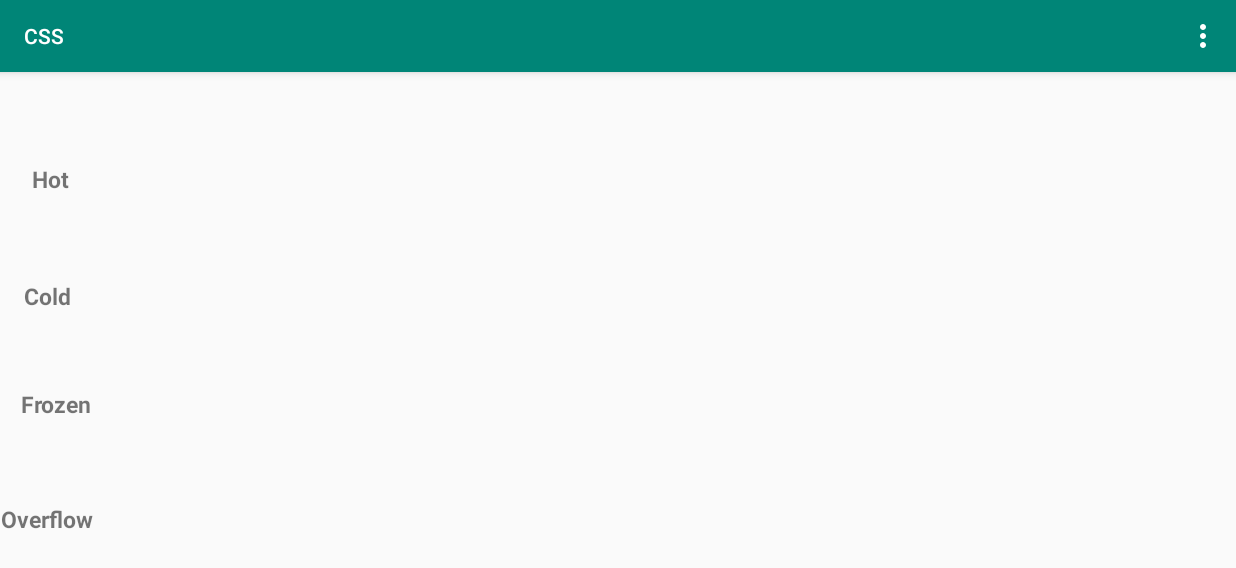
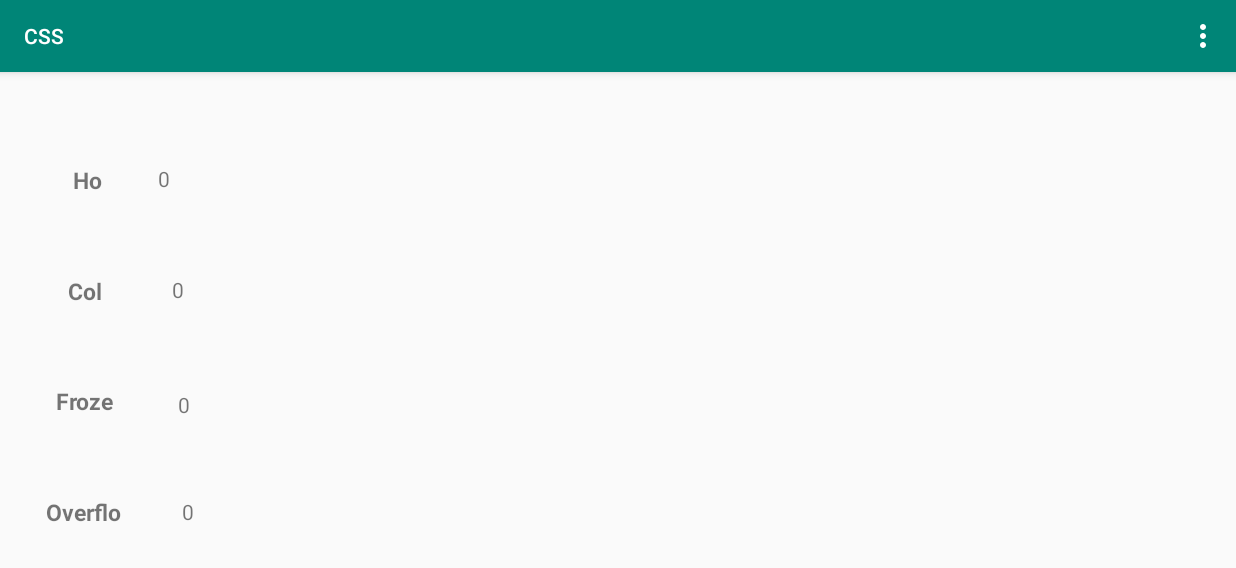
Before and after one commit to olegzil/OrderingSystem, an Android app: the screen it shows after launch (MainActivity), on a phone screen of 824 x 412 dp (held sideways). Shown: the top 568 px of the screen. Run offline under Robolectric (Android 15) with nearby library versions, the phone set to English and light mode, and no system bars; 2 statements that could not run were skipped.

Commit message:
fixed overflow count display

```diff
--- a/app/src/main/java/css/com/cloudkitchens/activities/MainActivity.kt
+++ b/app/src/main/java/css/com/cloudkitchens/activities/MainActivity.kt
@@ -11,6 +11,8 @@ import android.support.v7.widget.LinearLayoutManager
 import android.support.v7.widget.RecyclerView
 import android.view.Menu
 import android.view.MenuItem
+import android.widget.TextView
+import css.com.cloudkitchens.R
 import css.com.cloudkitchens.adapters.RecyclerViewAdapter
 import css.com.cloudkitchens.interfaces.RecyclerViewAdapterInterface
 import css.com.cloudkitchens.managers.ShelfManager
@@ -74,24 +76,36 @@ class MainActivity : AppCompatActivity(), ServiceConnection {
                             val adapter: RecyclerViewAdapterInterface =
                                 recyclerViewHot.adapter as RecyclerViewAdapterInterface
                             adapter.update(orders.shelfStatus)
+                            findViewById<TextView>(R.id.count_hot_id)?.let { count->
+                                count.text = orders.shelfStatus.size.toString()
+                            }
                         }
 
                         "cold" -> {
                             val adapter: RecyclerViewAdapterInterface =
                                 recyclerViewCold.adapter as RecyclerViewAdapterInterface
                             adapter.update(orders.shelfStatus)
+                            findViewById<TextView>(R.id.count_cold_id)?.let {count->
+                                count.text = orders.shelfStatus.size.toString()
+                            }
                         }
                         "frozen" -> {
                             val adapter: RecyclerViewAdapterInterface =
                                 recyclerViewFrozen.adapter as RecyclerViewAdapterInterface
                             adapter.update(orders.shelfStatus)
+                            findViewById<TextView>(R.id.count_frozen_id)?.let {count->
+                                count.text = orders.shelfStatus.size.toString()
+                            }
                         }
                         else -> printLog("unknown temperature: ${orders.orderSelector}")
                     }
                     if (orders.overFlow.isNotEmpty()) {
                         val adapter: RecyclerViewAdapterInterface =
                             recyclerViewOverFlow.adapter as RecyclerViewAdapterInterface
-                        adapter.update(orders.shelfStatus)
+                        adapter.update(orders.overFlow)
+                        findViewById<TextView>(R.id.count_overflow_id)?.let { count->
+                            count.text = orders.shelfStatus.size.toString()
+                        }
                     }
                 }
             })
--- a/app/src/main/java/css/com/cloudkitchens/adapters/RecyclerViewAdapter.kt
+++ b/app/src/main/java/css/com/cloudkitchens/adapters/RecyclerViewAdapter.kt
@@ -20,7 +20,6 @@ class RecyclerViewAdapter : RecyclerViewAdapterInterface, RecyclerView.Adapter<R
             val decayRate = itemView.findViewById<TextView>(R.id.order_decay_rate)
             val normalizedLife = itemView.findViewById<TextView>(R.id.order_normalized_life)
             val remainingLife = itemView.findViewById<TextView>(R.id.order_life_remaining)
-
             name.text = itemDetail.name
             temp.text = itemDetail.temp
             maxLife.text = itemDetail.shelfLife.toString()
--- a/app/src/main/java/css/com/cloudkitchens/managers/ShelfManager.kt
+++ b/app/src/main/java/css/com/cloudkitchens/managers/ShelfManager.kt
@@ -117,7 +117,6 @@ class ShelfManager(private val service: FoodOrderService) : ShelfManagerInterfac
         val coldOrders = shelves[Shelves.SHELF_COLD]?.removeOrder()
         val frozenOrders = shelves[Shelves.SHELF_FROZEN]?.removeOrder()
         shelves[Shelves.SHELF_OVERFLOW]?.removeOrder() //Once removed, overflow orders are considered waste
-
         //If there is space on the overflow shelf, move the expired orders there
         shelves[Shelves.SHELF_OVERFLOW]?.run {
             if (getOrdersCount() < MAX_OVERFLOW_SHELF_CAPACITY) {
--- a/app/src/main/res/layout-land/fragment_main_view.xml
+++ b/app/src/main/res/layout-land/fragment_main_view.xml
@@ -5,7 +5,7 @@
                                              xmlns:tools="http://schemas.android.com/tools"
                                              android:layout_width="fill_parent" android:layout_height="fill_parent"
                                              android:layout_alignParentBottom="true"
-                                             android:orientation="horizontal" android:id="@+id/constraintLayout2">
+                                             android:orientation="horizontal" android:id="@+id/main_constraint_layout">
     <!--U.I. busy spinner-->
 
     <!--Recycler view for shelf detail-->
@@ -45,7 +45,7 @@
             tools:listitem="@layout/kitchen_order_item_detail"
             app:layout_constraintTop_toBottomOf="@+id/recycler_cold_list"
             app:layout_constraintBottom_toTopOf="@+id/recycler_overflow_list"
-            app:layout_constraintStart_toEndOf="@+id/textView6" android:layout_marginStart="52dp"
+            app:layout_constraintStart_toEndOf="@+id/title_frozen" android:layout_marginStart="52dp"
             app:layout_constraintEnd_toEndOf="parent" android:layout_marginEnd="36dp"
     >
     </android.support.v7.widget.RecyclerView>
@@ -67,7 +67,7 @@
             app:layout_constraintTop_toBottomOf="@+id/recycler_hot_list" android:layout_marginBottom="1dp"
             app:layout_constraintBottom_toTopOf="@+id/recycler_frozen_list"
             android:layout_marginEnd="28dp"
-            app:layout_constraintStart_toEndOf="@+id/textView9" android:layout_marginStart="53dp"
+            app:layout_constraintStart_toEndOf="@+id/title_cold" android:layout_marginStart="53dp"
     />
 
     <android.support.v7.widget.RecyclerView
@@ -85,50 +85,52 @@
             android:elevation="?android:attr/actionBarSize"
             tools:listitem="@layout/kitchen_order_item_detail"
             app:layout_constraintTop_toBottomOf="@+id/recycler_frozen_list"
-            app:layout_constraintBottom_toBottomOf="parent" app:layout_constraintStart_toEndOf="@+id/textView7"
+            app:layout_constraintBottom_toBottomOf="parent" app:layout_constraintStart_toEndOf="@+id/title_overflow"
             android:layout_marginStart="40dp" app:layout_constraintEnd_toEndOf="parent"
             android:layout_marginEnd="35dp"/>
     <TextView
             android:text="@string/shelf_hot"
-            android:layout_width="wrap_content"
-            android:layout_height="wrap_content"
-            android:id="@+id/textView5"
-            app:layout_constraintEnd_toStartOf="@+id/recycler_hot_list" android:layout_marginEnd="58dp"
-            app:layout_constraintStart_toStartOf="parent" android:layout_marginStart="21dp"
-            app:layout_constraintHorizontal_bias="0.0"
-            app:layout_constraintTop_toTopOf="@+id/recycler_hot_list"
-            app:layout_constraintBottom_toBottomOf="@+id/recycler_hot_list" android:textSize="15sp"
-            android:textStyle="bold"/>
+            android:layout_width="24dp"
+            android:layout_height="20dp"
+            android:id="@+id/title_hot"
+            android:textSize="15sp"
+            android:textStyle="bold"
+            app:layout_constraintTop_toTopOf="@+id/count_hot_id"
+            app:layout_constraintStart_toStartOf="@+id/title_cold"
+            app:layout_constraintEnd_toEndOf="@+id/title_cold"
+            app:layout_constraintBottom_toBottomOf="@+id/count_hot_id"/>
     <TextView
             android:text="@string/shelf_cold"
-            android:layout_width="wrap_content"
-            android:layout_height="wrap_content"
-            android:id="@+id/textView9"
-            app:layout_constraintStart_toStartOf="parent"
-            android:layout_marginStart="4dp"
-            app:layout_constraintEnd_toStartOf="@+id/guideline3" android:layout_marginEnd="8dp"
-            app:layout_constraintTop_toTopOf="@+id/recycler_cold_list"
-            app:layout_constraintBottom_toBottomOf="@+id/recycler_cold_list" android:textSize="15sp"
-            android:textStyle="bold"/>
+            android:layout_width="30dp"
+            android:layout_height="20dp"
+            android:id="@+id/title_cold"
+            android:textSize="15sp"
+            android:textStyle="bold"
+            app:layout_constraintTop_toBottomOf="@+id/title_hot"
+            app:layout_constraintBottom_toTopOf="@+id/title_frozen"
+            app:layout_constraintStart_toStartOf="@+id/title_frozen"
+            app:layout_constraintEnd_toEndOf="@+id/title_frozen"/>
     <TextView
             android:text="@string/shelf_frozen"
-            android:layout_width="wrap_content"
-            android:layout_height="wrap_content"
-            android:id="@+id/textView6"
-            app:layout_constraintEnd_toStartOf="@+id/guideline3"
-            android:layout_marginEnd="8dp" app:layout_constraintStart_toStartOf="parent"
-            android:layout_marginStart="16dp" app:layout_constraintTop_toTopOf="@+id/recycler_frozen_list"
-            app:layout_constraintBottom_toBottomOf="@+id/recycler_frozen_list" android:textSize="15sp"
-            android:textStyle="bold"/>
+            android:layout_width="46dp"
+            android:layout_height="20dp"
+            android:id="@+id/title_frozen"
+            android:textSize="15sp"
+            android:textStyle="bold"
+            app:layout_constraintTop_toBottomOf="@+id/title_cold"
+            app:layout_constraintBottom_toTopOf="@+id/title_overflow"
+            app:layout_constraintStart_toStartOf="@+id/title_overflow"
+            app:layout_constraintEnd_toEndOf="@+id/title_overflow"/>
     <TextView
             android:text="@string/shelf_overflow"
-            android:layout_width="wrap_content"
-            android:layout_height="wrap_content"
-            android:id="@+id/textView7"
-            app:layout_constraintBottom_toBottomOf="parent"
-            app:layout_constraintTop_toBottomOf="@+id/textView6" app:layout_constraintEnd_toStartOf="@+id/guideline3"
-            android:layout_marginEnd="8dp" app:layout_constraintStart_toStartOf="parent"
-            android:layout_marginStart="3dp" android:textSize="15sp" android:textStyle="bold"/>
+            android:layout_width="60dp"
+            android:layout_height="20dp"
+            android:id="@+id/title_overflow"
+            android:textSize="15sp" android:textStyle="bold"
+            app:layout_constraintBottom_toBottomOf="@+id/recycler_overflow_list"
+            app:layout_constraintStart_toStartOf="parent"
+            app:layout_constraintEnd_toStartOf="@+id/count_overflow_id"
+            app:layout_constraintTop_toTopOf="@+id/recycler_overflow_list"/>
     <android.support.constraint.Guideline
             android:orientation="vertical"
             android:layout_width="wrap_content"
@@ -136,9 +138,42 @@
             app:layout_constraintStart_toStartOf="parent" app:layout_constraintHorizontal_bias="0.5"
             app:layout_constraintEnd_toStartOf="@+id/recycler_hot_list" app:layout_constraintBottom_toBottomOf="parent"
             android:layout_marginBottom="411dp" app:layout_constraintTop_toTopOf="parent"/>
-    <android.support.constraint.Guideline
-            android:orientation="vertical"
+    <TextView
+            android:text="0"
             android:layout_width="wrap_content"
-            android:layout_height="wrap_content" app:layout_constraintGuide_begin="67dp" android:id="@+id/guideline3"/>
+            android:layout_height="wrap_content"
+            android:id="@+id/count_overflow_id"
+            app:layout_constraintTop_toTopOf="@+id/title_overflow"
+            app:layout_constraintBottom_toBottomOf="@+id/title_overflow"
+            app:layout_constraintStart_toEndOf="@+id/title_overflow"
+            app:layout_constraintEnd_toStartOf="@+id/recycler_overflow_list"/>
+    <TextView
+            android:text="0"
+            android:layout_width="wrap_content"
+            android:layout_height="wrap_content"
+            android:id="@+id/count_frozen_id"
+            app:layout_constraintTop_toTopOf="@+id/recycler_frozen_list"
+            app:layout_constraintBottom_toBottomOf="@+id/recycler_frozen_list"
+            app:layout_constraintStart_toEndOf="@+id/title_frozen"
+            app:layout_constraintEnd_toStartOf="@+id/recycler_frozen_list"/>
+    <TextView
+            android:text="0"
+            android:layout_width="wrap_content"
+            android:layout_height="wrap_content"
+            android:id="@+id/count_cold_id"
+            app:layout_constraintTop_toTopOf="@+id/title_cold"
+            app:layout_constraintBottom_toBottomOf="@+id/title_cold"
+            app:layout_constraintStart_toEndOf="@+id/title_cold"
+            app:layout_constraintEnd_toStartOf="@+id/recycler_cold_list"
+    />
+    <TextView
+            android:text="0"
+            android:layout_width="wrap_content"
+            android:layout_height="wrap_content"
+            android:id="@+id/count_hot_id"
+            app:layout_constraintStart_toEndOf="@+id/title_hot"
+            app:layout_constraintEnd_toStartOf="@+id/recycler_hot_list"
+            app:layout_constraintTop_toTopOf="@+id/recycler_hot_list"
+            app:layout_constraintBottom_toBottomOf="@+id/recycler_hot_list"/>
 
 </android.support.constraint.ConstraintLayout>
```
